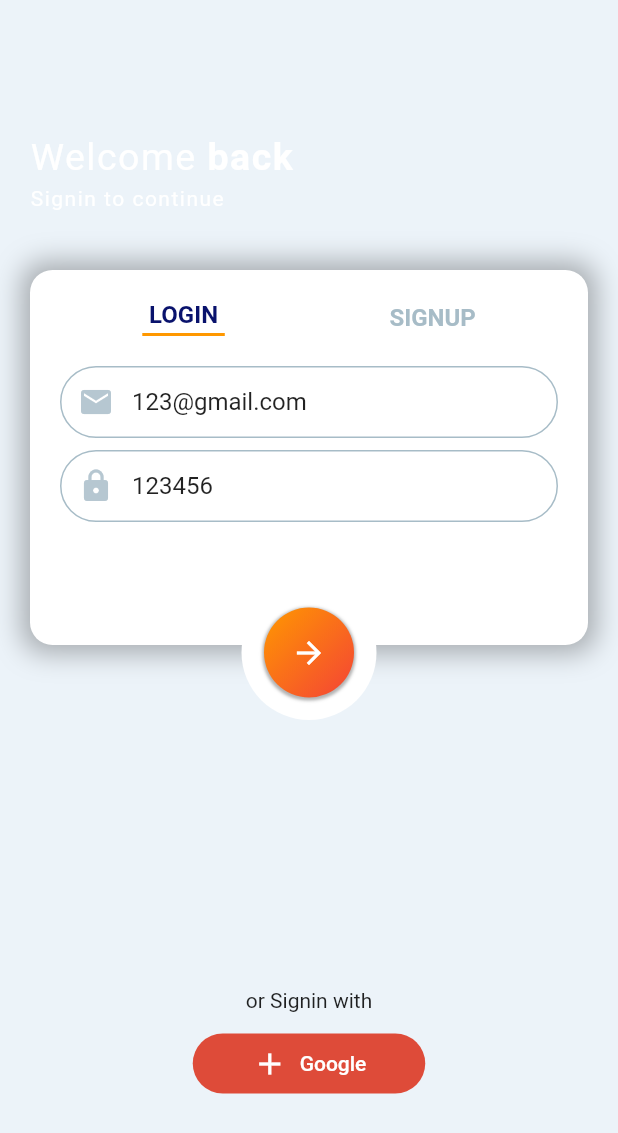
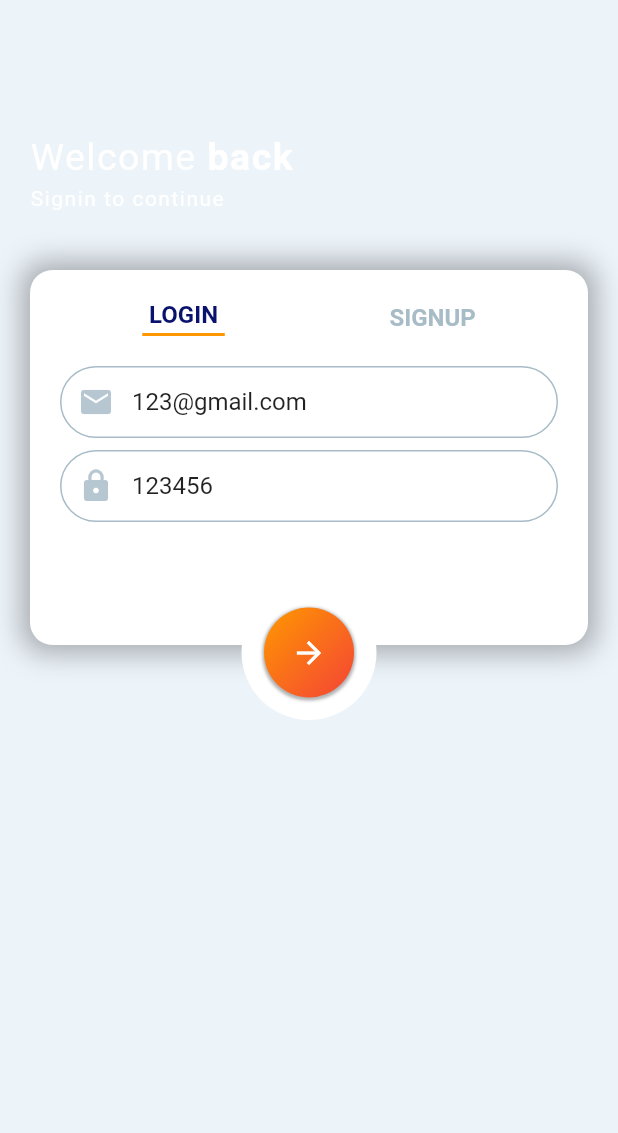
Before and after one commit to beomsuong/Note_Beom, a Flutter app: the screen it shows after launch, on a phone screen of 412 x 824 dp. Shown: the top 1133 px of the screen. Run offline on Flutter 3.47's test engine with Material 2 defaults, Android fonts, the phone set to English and light mode, and no system bars; our stand-ins replace cloud_firestore, firebase_auth, firebase_core; missing offline and left inert: day_night_time_picker, flutter_config, time_planner; accounts and stored records are empty.

Commit message:
파일 주석

```diff
--- a/lib/LoginSignupScreen.dart
+++ b/lib/LoginSignupScreen.dart
@@ -1,3 +1,4 @@
+//초기 로그인 및 회원가입
 import 'package:flutter/material.dart';
 import 'palette.dart';
 import 'package:firebase_auth/firebase_auth.dart';
@@ -492,34 +493,7 @@ class _LoginSignupScreenState extends State<LoginSignupScreen> {
               ),
             ),
             //전송버튼
-            AnimatedPositioned(
-              duration: const Duration(milliseconds: 500),
-              curve: Curves.easeIn,
-              top: isSignupScreen
-                  ? MediaQuery.of(context).size.height - 125
-                  : MediaQuery.of(context).size.height - 165,
-              right: 0,
-              left: 0,
-              child: Column(
-                children: [
-                  Text(isSignupScreen ? 'or Signup with' : 'or Signin with'),
-                  const SizedBox(
-                    height: 10,
-                  ),
-                  TextButton.icon(
-                    onPressed: () {},
-                    style: TextButton.styleFrom(
-                        foregroundColor: Colors.white,
-                        minimumSize: const Size(155, 40),
-                        shape: RoundedRectangleBorder(
-                            borderRadius: BorderRadius.circular(20)),
-                        backgroundColor: Palette.googleColor),
-                    icon: const Icon(Icons.add),
-                    label: const Text('Google'),
-                  ),
-                ],
-              ),
-            ),
+
             //구글 로그인 버튼
           ],
         ),
--- a/lib/MyHomePage.dart
+++ b/lib/MyHomePage.dart
@@ -1,3 +1,4 @@
+//기본 화면
 import 'package:flutter/gestures.dart';
 import 'package:flutter/material.dart';
 import 'package:flutter_config/flutter_config.dart';
--- a/lib/memo/writememo.dart
+++ b/lib/memo/writememo.dart
@@ -1,3 +1,4 @@
+//수업에 대한 메모 작성
 import 'package:flutter/material.dart';
 import 'package:metro_beom/provider/mydata.dart';
 import 'package:provider/provider.dart';
@@ -21,6 +22,7 @@ class _WritememoState extends State<Writememo> {
   }
 
   void addmemo(BuildContext context) {
+    //메모를 저장
     final data = context.read<Mydata>();
     data.memodataadd(classname, _controller.text);
   }
--- a/lib/provider/mydata.dart
+++ b/lib/provider/mydata.dart
@@ -1,3 +1,4 @@
+// 프로그램의 데이터 관리
 import 'package:cloud_firestore/cloud_firestore.dart';
 import 'package:firebase_auth/firebase_auth.dart';
 import 'package:flutter/material.dart';
@@ -14,7 +15,8 @@ class Mydata with ChangeNotifier {
       ['내용2', 123],
     ],
   }; //수업의 메모 데이터를 저장한다.
-  Map<String, List<Map<String, dynamic>>> uploaddata = {};
+  Map<String, List<Map<String, dynamic>>> uploaddata =
+      {}; //파이어베이스에 업로드 시 변형하여 저장
   Map<String, List<List<dynamic>>> get datas => _datas;
   Map<String, List<List<dynamic>>> get memodatas => _memodatas;
 
@@ -48,6 +50,7 @@ class Mydata with ChangeNotifier {
   }
 
   void memodataremove(String key, String text) {
+    //특정 수업의 해당 메모 삭제
     memodatas[key]!.removeWhere((text) => true);
   }
 
```
Also changed, not shown: lib/memo/memolist.dart (+7 -3 lines), lib/weekcalendar.dart (+5 -4 lines).
